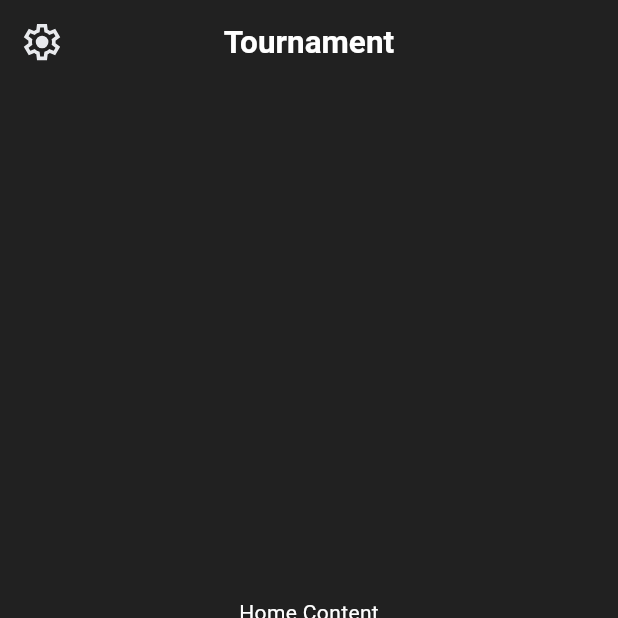
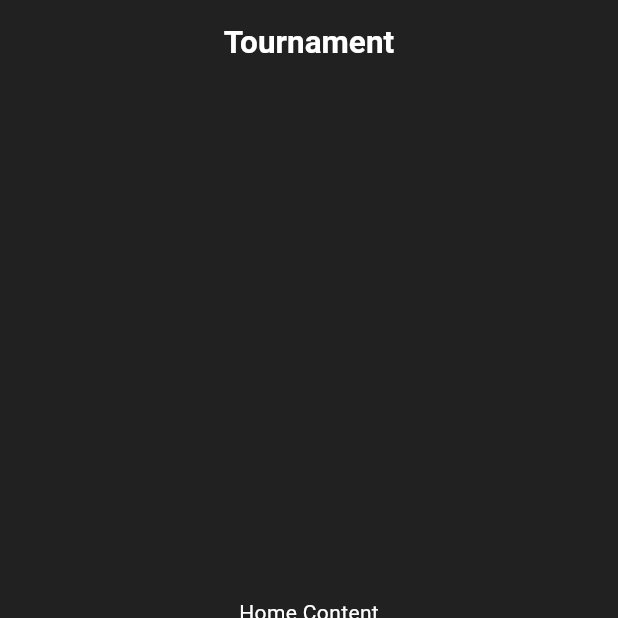
Before and after one commit to Noah12398/Tournament, a Flutter app: the screen it shows after launch, on a phone screen of 412 x 824 dp, the top half of it. Run offline on Flutter 3.47's test engine with Material 3 defaults, Android fonts, the phone set to English and light mode, and no system bars; our stand-ins replace flutter_svg.

Commit message:
Structure of Main

```diff
--- a/lib/main.dart
+++ b/lib/main.dart
@@ -1,12 +1,34 @@
 import 'package:flutter/material.dart';
+import 'package:flutter_svg/flutter_svg.dart';
 import 'package:tournament/pages/home.dart';
+import 'package:tournament/pages/player.dart';
 
 void main() {
   runApp(const MyApp());
 }
 
-class MyApp extends StatelessWidget {
+class MyApp extends StatefulWidget {
   const MyApp({super.key});
+
+  @override
+  State<MyApp> createState() => _MyAppState();
+}
+
+class _MyAppState extends State<MyApp> {
+  int _selectedIndex = 0;
+
+  // Screens for navigation
+  final List<Widget> _screens = [
+    const HomePage(),
+    const Center(child: Text('Teams Content', style: TextStyle(color: Colors.white))),
+    const PlayerScreen(),
+  ];
+
+  void _onItemTapped(int index) {
+    setState(() {
+      _selectedIndex = index;
+    });
+  }
 
   @override
   Widget build(BuildContext context) {
@@ -30,9 +52,61 @@ class MyApp extends StatelessWidget {
           thumbColor: Colors.amber,
         ),
       ),
-  home: const HomePage(), // Ensure a valid home screen
-  debugShowCheckedModeBanner: false, // Removes debug banner
+      debugShowCheckedModeBanner: false,
+      home: Scaffold(
+        appBar: AppBar(
+          title: const Text(
+            "Tournament",
+            style: TextStyle(
+              color: Colors.white,
+              backgroundColor: Colors.transparent,
+              fontSize: 21,
+              fontWeight: FontWeight.bold,
+            ),
+          ),
+          centerTitle: true,
+          backgroundColor: const Color(0xFF212121),
+        ),
+        backgroundColor: const Color(0xFF212121),
+        body: _screens[_selectedIndex], // Display selected screen
+        bottomNavigationBar: BottomNavigationBar(
+          currentIndex: _selectedIndex,
+          onTap: _onItemTapped,
+          items: [
+            BottomNavigationBarItem(
+              icon: SvgPicture.asset(
+                'assets/icons/home_24dp_E8EAED_FILL0_wght400_GRAD0_opsz24.svg',
+                height: 29,
+                width: 29,
+                color: _selectedIndex == 0 ? Colors.yellow : Colors.white,
+              ),
+              label: 'Home',
+            ),
+            BottomNavigationBarItem(
+              icon: SvgPicture.asset(
+                'assets/icons/group_24dp_E8EAED_FILL0_wght400_GRAD0_opsz24.svg',
+                height: 29,
+                width: 29,
+                color: _selectedIndex == 1 ? Colors.yellow : Colors.white,
+              ),
+              label: 'Teams',
+            ),
+            BottomNavigationBarItem(
+              icon: SvgPicture.asset(
+                'assets/icons/person_24dp_E8EAED_FILL0_wght400_GRAD0_opsz24.svg',
+                height: 29,
+                width: 29,
+                color: _selectedIndex == 2 ? Colors.yellow : Colors.white,
+              ),
+              label: 'Players',
+            ),
+          ],
+          backgroundColor: const Color(0xFF212121),
+          selectedItemColor: Colors.yellow,
+          unselectedItemColor: Colors.white,
+          type: BottomNavigationBarType.fixed,
+        ),
+      ),
     );
-
   }
 }
--- a/lib/pages/home.dart
+++ b/lib/pages/home.dart
@@ -1,102 +1,15 @@
 import 'package:flutter/material.dart';
-import 'package:flutter_svg/flutter_svg.dart';
-import 'package:tournament/pages/player.dart'; // Import the PlayerScreen
 
-class HomePage extends StatefulWidget {
+class HomePage extends StatelessWidget {
   const HomePage({Key? key}) : super(key: key);
 
   @override
-  State<HomePage> createState() => _HomePageState();
-}
-
-class _HomePageState extends State<HomePage> {
-  int _selectedIndex = 0;
-
-  // Define a list of screens
-  final List<Widget> _screens = [
-    const Center(child: Text('Home Content', style: TextStyle(color: Colors.white))),
-    const Center(child: Text('Teams Content', style: TextStyle(color: Colors.white))),
-    const PlayerScreen(), // Add PlayerScreen here
-  ];
-
-  void _onItemTapped(int index) {
-    setState(() {
-      _selectedIndex = index;
-    });
-  }
-
-  @override
   Widget build(BuildContext context) {
-    return Scaffold(
-      appBar: _buildAppBar(),
-      backgroundColor: const Color(0xFF212121),
-      body: _screens[_selectedIndex], // Show content based on the selected index
-      bottomNavigationBar: BottomNavigationBar(
-        currentIndex: _selectedIndex,
-        onTap: _onItemTapped,
-        items: [
-          BottomNavigationBarItem(
-            icon: SvgPicture.asset(
-              'assets/icons/home_24dp_E8EAED_FILL0_wght400_GRAD0_opsz24.svg',
-              height: 29,
-              width: 29,
-              color: _selectedIndex == 0 ? Colors.yellow : Colors.white,
-            ),
-            label: 'Home',
-          ),
-          BottomNavigationBarItem(
-            icon: SvgPicture.asset(
-              'assets/icons/group_24dp_E8EAED_FILL0_wght400_GRAD0_opsz24.svg',
-              height: 29,
-              width: 29,
-              color: _selectedIndex == 1 ? Colors.yellow : Colors.white,
-            ),
-            label: 'Teams',
-          ),
-          BottomNavigationBarItem(
-            icon: SvgPicture.asset(
-              'assets/icons/person_24dp_E8EAED_FILL0_wght400_GRAD0_opsz24.svg',
-              height: 29,
-              width: 29,
-              color: _selectedIndex == 2 ? Colors.yellow : Colors.white,
-            ),
-            label: 'Players',
-          ),
-        ],
-        backgroundColor: const Color(0xFF212121),
-        selectedItemColor: Colors.yellow,
-        unselectedItemColor: Colors.white,
-        type: BottomNavigationBarType.fixed,
+    return const Center(
+      child: Text(
+        'Home Content',
+        style: TextStyle(color: Colors.white),
       ),
     );
   }
-
-  AppBar _buildAppBar() {
-    return AppBar(
-      title: const Text(
-        "Tournament",
-        style: TextStyle(
-          color: Colors.white,
-          backgroundColor: Colors.transparent,
-          fontSize: 21,
-          fontWeight: FontWeight.bold,
-        ),
-      ),
-      leading: Container(
-        margin: const EdgeInsets.all(10),
-        decoration: BoxDecoration(
-          color: const Color(0xFF212121),
-          borderRadius: BorderRadius.circular(12),
-        ),
-        alignment: Alignment.center,
-        child: SvgPicture.asset(
-          'assets/icons/settings_24dp_E8EAED_FILL0_wght400_GRAD0_opsz24.svg',
-          height: 29,
-          width: 29,
-        ),
-      ),
-      centerTitle: true,
-      backgroundColor: const Color(0xFF212121),
-    );
-  }
 }
```
Lines whose indentation alone changed are shown as unchanged.
